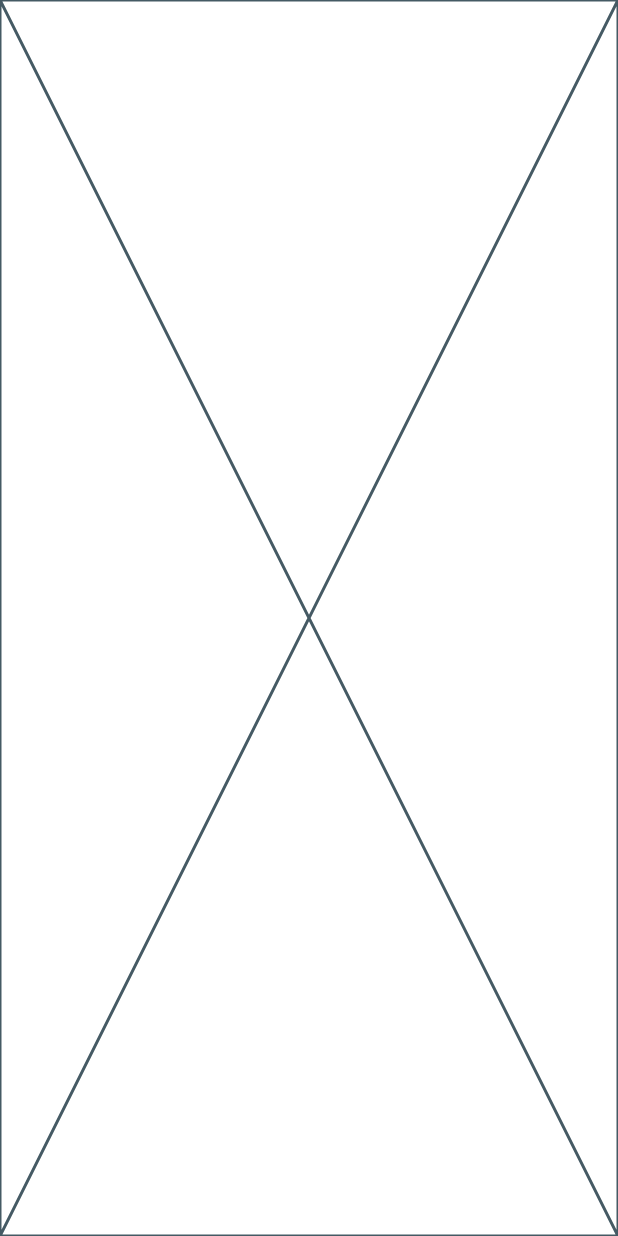
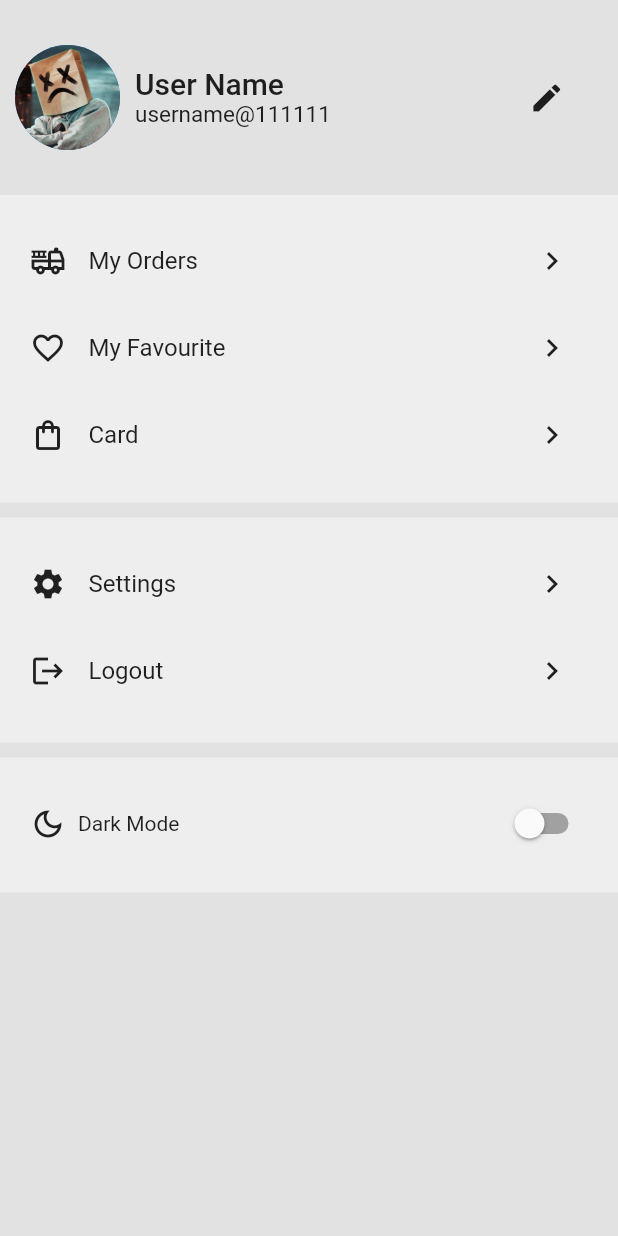
Before and after one commit to yassmenashraf475/flutter_project, a Flutter app: the screen it shows after launch, on a phone screen of 412 x 824 dp. Run offline on Flutter 3.47's test engine with Material 2 defaults, Android fonts, the phone set to English and light mode, and no system bars.

Commit message:
account_screen UI did it

```diff
--- a/lib/components/components.dart
+++ b/lib/components/components.dart
@@ -0,0 +1,29 @@
+import 'package:flutter/material.dart';
+
+Widget defaultTitleWidget({
+    required title,
+    required leadingIcon,
+    Function? onPressed,
+})=>  Row(
+    children: [
+        Icon(
+            leadingIcon,
+        ),
+        SizedBox(
+            width: 15,
+        ), // Add some spacing between icon and text
+        Text(
+            title,
+            style: TextStyle(
+                fontSize: 16,
+            ),
+        ),
+        Spacer(),
+        IconButton(
+            onPressed: (){},
+            icon: Icon(
+                Icons.chevron_right_outlined,
+            ),
+        ),
+    ],
+);
--- a/lib/main.dart
+++ b/lib/main.dart
@@ -1,4 +1,5 @@
 import 'package:flutter/material.dart';
+import 'package:flutter_project/modules/account/account_screen.dart';
 import 'package:flutter_project/modules/splash/splash_screen.dart';
 
 void main() {
@@ -13,7 +14,7 @@ class MyApp extends StatelessWidget {
   Widget build(BuildContext context) {
     return MaterialApp(
       debugShowCheckedModeBanner: false,
-      home: SplashScreen(),
+      home: AccountScreen(),
     );
 
   }
--- a/lib/modules/account/account_screen.dart
+++ b/lib/modules/account/account_screen.dart
@@ -0,0 +1,164 @@
+import 'package:flutter/material.dart';
+import 'package:flutter_project/components/components.dart';
+
+class AccountScreen extends StatefulWidget {
+  const AccountScreen({super.key});
+
+  @override
+  State<AccountScreen> createState() => _AccountScreenState();
+}
+
+class _AccountScreenState extends State<AccountScreen> {
+  bool isDarkModeEnabled = false;
+  @override
+  Widget build(BuildContext context) {
+    return Scaffold(
+      backgroundColor: Color(0xFFE2E2E2),
+      body: SafeArea(
+          child:Padding(
+            padding: const EdgeInsets.symmetric(
+              vertical: 30.0
+            ),
+            child: Column(
+              children: [
+                Padding(
+                  padding: const EdgeInsets.symmetric(
+                    horizontal: 10.0
+                  ),
+                  child: Row(
+                    children: [
+                      CircleAvatar(
+                        radius: 35.0,
+                        backgroundImage: AssetImage('assets/images/profilepicture.jpg'),
+                      ),
+                      SizedBox(
+                        width: 10,
+                      ),
+                      Column(
+                        crossAxisAlignment: CrossAxisAlignment.start,
+                        children: [
+                          Text(
+                            'User Name',
+                            style: TextStyle(
+                              fontSize: 20,
+                              fontWeight: FontWeight.w500,
+                            ),
+                          ),
+                          Text(
+                            'username@111111',
+                            style: TextStyle(
+                              fontSize: 15,
+                            ),
+                          ),
+                        ],
+                      ),
+                      SizedBox(
+                        width: 120,
+                      ),
+                      IconButton(
+                        onPressed: (){},
+                        icon: Icon(
+                          Icons.edit
+                      ),),
+                    ],
+                  ),
+                ),
+                SizedBox(
+                  height: 30,
+                ),
+                Column(
+                  children: [
+                    Container(
+                      padding: EdgeInsets.all(20.0),
+                      height: 205,
+                      color: Colors.grey.shade200,
+                      child: Column(
+                        crossAxisAlignment: CrossAxisAlignment.start,
+                        children: [
+                          defaultTitleWidget(
+                              title: 'My Orders',
+                              leadingIcon: Icons.fire_truck_outlined,
+                          ),
+                          SizedBox(
+                            height: 10,
+                          ),
+                          defaultTitleWidget(
+                            title: 'My Favourite',
+                            leadingIcon: Icons.favorite_border_outlined,
+                          ),
+                          SizedBox(
+                            height: 10,
+                          ),
+                          defaultTitleWidget(
+                            title: 'Card',
+                            leadingIcon: Icons.shopping_bag_outlined,
+                          ),
+
+                        ],
+                      ),
+                    ),
+                    SizedBox(
+                      height: 10,
+                    ),
+                    Container(
+                      padding: EdgeInsets.all(20.0),
+                      height: 150,
+                      color: Colors.grey.shade200,
+                      child: Column(
+                        crossAxisAlignment: CrossAxisAlignment.start,
+                        children: [
+                          defaultTitleWidget(
+                            title: 'Settings',
+                            leadingIcon: Icons.settings,
+                          ),
+                          SizedBox(
+                            height: 10,
+                          ),
+                          defaultTitleWidget(
+                            title: 'Logout',
+                            leadingIcon: Icons.logout,
+                          ),
+
+                        ],
+                      ),
+                    ),
+                    SizedBox(
+                      height: 10,
+                    ),
+                    Container(
+                      padding: EdgeInsets.all(20.0),
+                      height: 90,
+                      color: Colors.grey.shade200,
+                      child: Column(
+                        crossAxisAlignment: CrossAxisAlignment.start,
+                        children: [
+                      Row(
+                      children: [
+                      Icon(Icons.dark_mode_outlined),
+                      SizedBox(width: 8),
+                      Text('Dark Mode'),
+                      Spacer(),
+                      Switch(
+                        value: isDarkModeEnabled,
+                        onChanged: (value) {
+                          setState(() {
+                            isDarkModeEnabled = value;
+                          });
+                        },
+                      ),
+                      ],
+                    )
+                        ],
+                      ),
+                    ),
+
+                  ],
+                ),
+
+              ],
+      ),
+          )
+      ),
+    );
+  }
+}
--- a/pubspec.yaml
+++ b/pubspec.yaml
@@ -59,8 +59,8 @@ flutter:
   uses-material-design: true
 
   # To add assets to your application, add an assets section, like this:
-  # assets:
-  #   - images/a_dot_burr.jpeg
+  assets:
+    - assets/images/profilepicture.jpg
   #   - images/a_dot_ham.jpeg
 
   # An image asset can refer to one or more resolution-specific "variants", see
```
Also changed, not shown: assets/images/profilepicture.jpg (added).
